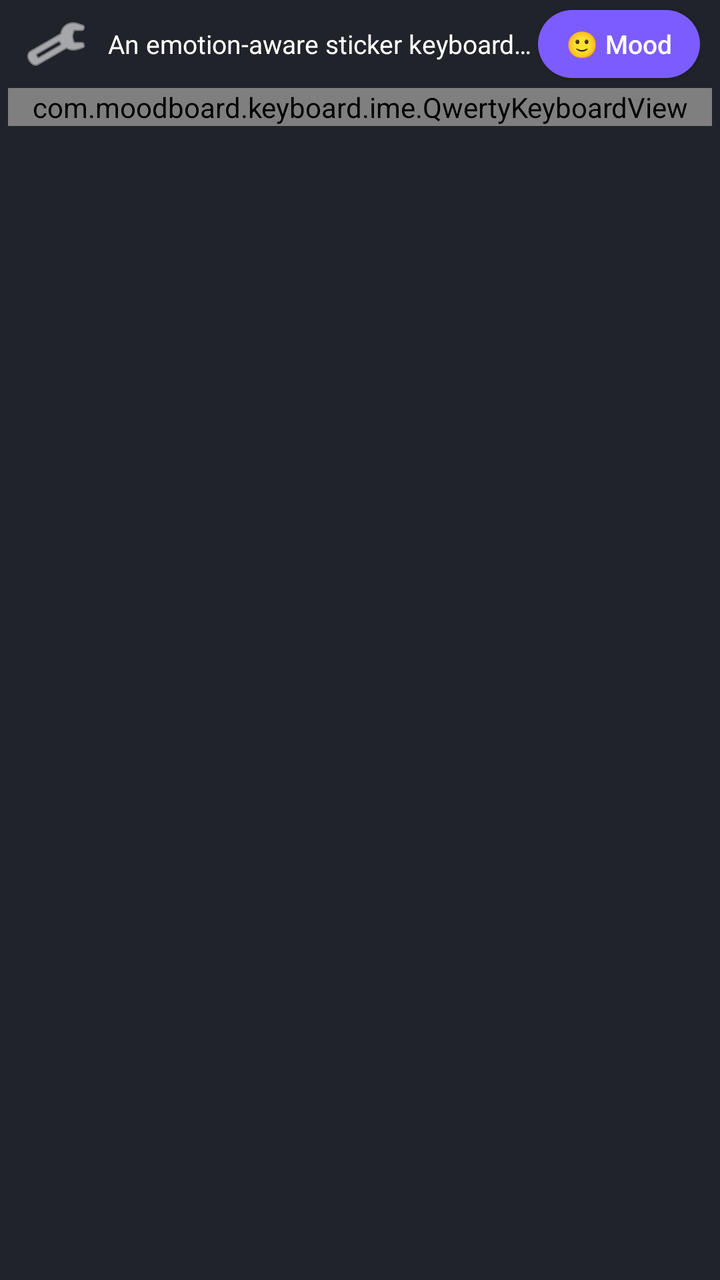
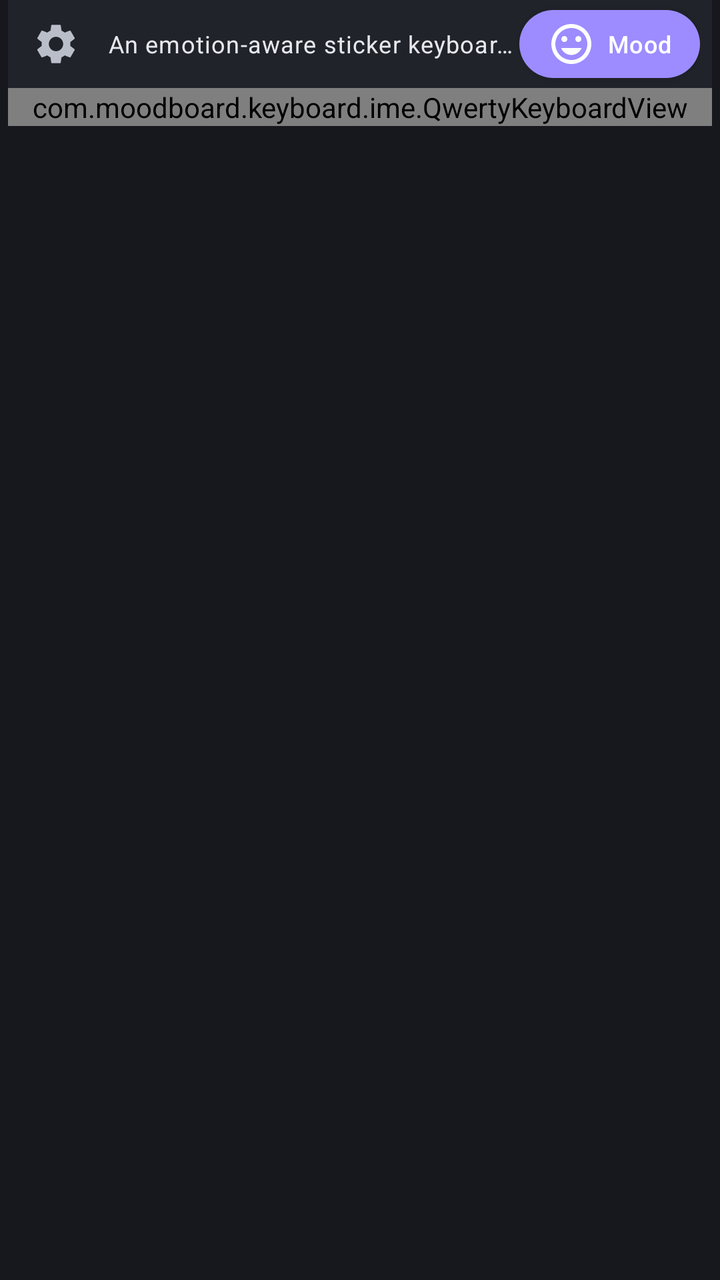

Before-and-after screenshots of an Android layout around one commit, followed by the original layout XML and the change that was made.
<!-- AndroidManifest.xml: application theme Theme.MoodBoard -->
<!-- res/layout/keyboard_view.xml -->
<?xml version="1.0" encoding="utf-8"?>
<LinearLayout xmlns:android="http://schemas.android.com/apk/res/android"
    android:id="@+id/keyboardRoot"
    android:layout_width="match_parent"
    android:layout_height="wrap_content"
    android:orientation="vertical"
    android:background="@color/kb_background"
    android:paddingStart="4dp"
    android:paddingEnd="4dp"
    android:paddingBottom="6dp">

    <LinearLayout
        android:layout_width="match_parent"
        android:layout_height="44dp"
        android:orientation="horizontal"
        android:gravity="center_vertical"
        android:background="@color/kb_toolbar"
        android:paddingStart="6dp"
        android:paddingEnd="6dp">

        <ImageButton
            android:id="@+id/btnSettings"
            android:layout_width="36dp"
            android:layout_height="36dp"
            android:background="?android:attr/selectableItemBackgroundBorderless"
            android:contentDescription="@string/cd_settings"
            android:src="@android:drawable/ic_menu_manage"
            android:tint="@color/kb_text" />

        <ImageButton
            android:id="@+id/btnBackToKeys"
            android:layout_width="36dp"
            android:layout_height="36dp"
            android:visibility="gone"
            android:background="?android:attr/selectableItemBackgroundBorderless"
            android:contentDescription="@string/cd_abc"
            android:src="@android:drawable/ic_menu_revert"
            android:tint="@color/kb_text" />

        <TextView
            android:id="@+id/statusText"
            android:layout_width="0dp"
            android:layout_height="wrap_content"
            android:layout_weight="1"
            android:layout_marginStart="8dp"
            android:textColor="@color/kb_text"
            android:textSize="13sp"
            android:maxLines="1"
            android:ellipsize="end"
            android:text="@string/setup_intro" />

        <Button
            android:id="@+id/btnMood"
            android:layout_width="wrap_content"
            android:layout_height="34dp"
            android:minWidth="0dp"
            android:paddingStart="14dp"
            android:paddingEnd="14dp"
            android:background="@drawable/mood_btn_bg"
            android:textColor="@color/white"
            android:textAllCaps="false"
            android:textSize="13sp"
            android:contentDescription="@string/cd_mood"
            android:text="🙂 Mood" />
    </LinearLayout>

    <FrameLayout
        android:id="@+id/contentContainer"
        android:layout_width="match_parent"
        android:layout_height="wrap_content">

        <com.moodboard.keyboard.ime.QwertyKeyboardView
            android:id="@+id/qwerty"
            android:layout_width="match_parent"
            android:layout_height="wrap_content" />

        <androidx.recyclerview.widget.RecyclerView
            android:id="@+id/stickerGrid"
            android:layout_width="match_parent"
            android:layout_height="220dp"
            android:visibility="gone"
            android:clipToPadding="false"
            android:padding="4dp" />

        <FrameLayout
            android:id="@+id/cameraContainer"
            android:layout_width="match_parent"
            android:layout_height="220dp"
            android:visibility="gone">

            <androidx.camera.view.PreviewView
                android:id="@+id/cameraPreview"
                android:layout_width="match_parent"
                android:layout_height="match_parent" />

            <TextView
                android:id="@+id/calibrationNudge"
                android:layout_width="match_parent"
                android:layout_height="wrap_content"
                android:layout_gravity="top"
                android:background="#99000000"
                android:padding="6dp"
                android:textColor="@color/white"
                android:textSize="11sp"
                android:gravity="center"
                android:visibility="gone"
                android:text="@string/calibrate_nudge" />

            <LinearLayout
                android:layout_width="match_parent"
                android:layout_height="wrap_content"
                android:layout_gravity="bottom"
                android:orientation="vertical"
                android:background="#99000000"
                android:padding="8dp">

                <TextView
                    android:id="@+id/cameraHint"
                    android:layout_width="match_parent"
                    android:layout_height="wrap_content"
                    android:gravity="center_horizontal"
                    android:textColor="@color/white"
                    android:textSize="13sp"
                    android:text="@string/scanning" />

                <TextView
                    android:id="@+id/cameraWhyText"
                    android:layout_width="match_parent"
                    android:layout_height="wrap_content"
                    android:layout_marginTop="2dp"
                    android:gravity="center_horizontal"
                    android:textColor="#FFB9BEC9"
                    android:textSize="11sp"
                    android:maxLines="1"
                    android:ellipsize="end" />
            </LinearLayout>
        </FrameLayout>

        <ProgressBar
            android:id="@+id/progress"
            android:layout_width="40dp"
            android:layout_height="40dp"
            android:layout_gravity="center"
            android:visibility="gone" />
    </FrameLayout>
</LinearLayout>
<!-- resources referenced by this layout -->
<resources>
  <color name="kb_background">#FF20232A</color>
  <color name="kb_text">#FFFFFFFF</color>
  <color name="kb_toolbar">#FF20232A</color>
  <style name="Theme.MoodBoard" parent="Theme.Material3.DayNight.NoActionBar">
          <item name="colorPrimary">@color/kb_accent</item>
      </style>
  <color name="kb_accent">#FF7C5CFF</color>
  <!-- unchanged entries left out for length: 8 -->
</resources>

<!-- the commit's change to res/layout/keyboard_view.xml (unified diff, before → after) -->
@@ -24,8 +24,8 @@
             android:layout_height="36dp"
             android:background="?android:attr/selectableItemBackgroundBorderless"
             android:contentDescription="@string/cd_settings"
-            android:src="@android:drawable/ic_menu_manage"
-            android:tint="@color/kb_text" />
+            android:src="@drawable/ic_settings"
+            android:tint="?attr/colorControlNormal" />
 
         <ImageButton
             android:id="@+id/btnBackToKeys"
@@ -34,8 +34,8 @@
             android:visibility="gone"
             android:background="?android:attr/selectableItemBackgroundBorderless"
             android:contentDescription="@string/cd_abc"
-            android:src="@android:drawable/ic_menu_revert"
-            android:tint="@color/kb_text" />
+            android:src="@drawable/ic_keyboard"
+            android:tint="?attr/colorControlNormal" />
 
         <TextView
             android:id="@+id/statusText"
@@ -44,7 +44,7 @@
             android:layout_weight="1"
             android:layout_marginStart="8dp"
             android:textColor="@color/kb_text"
-            android:textSize="13sp"
+            android:textAppearance="?attr/textAppearanceBodySmall"
             android:maxLines="1"
             android:ellipsize="end"
             android:text="@string/setup_intro" />
@@ -59,9 +59,12 @@
             android:background="@drawable/mood_btn_bg"
             android:textColor="@color/white"
             android:textAllCaps="false"
-            android:textSize="13sp"
+            android:textAppearance="?attr/textAppearanceLabelMedium"
+            android:drawableStart="@drawable/ic_mood"
+            android:drawableTint="@color/white"
+            android:drawablePadding="6dp"
             android:contentDescription="@string/cd_mood"
-            android:text="🙂 Mood" />
+            android:text="@string/btn_mood_label" />
     </LinearLayout>
 
     <FrameLayout
@@ -101,7 +104,7 @@
                 android:background="#99000000"
                 android:padding="6dp"
                 android:textColor="@color/white"
-                android:textSize="11sp"
+                android:textAppearance="?attr/textAppearanceLabelSmall"
                 android:gravity="center"
                 android:visibility="gone"
                 android:text="@string/calibrate_nudge" />
@@ -120,7 +123,7 @@
                     android:layout_height="wrap_content"
                     android:gravity="center_horizontal"
                     android:textColor="@color/white"
-                    android:textSize="13sp"
+                    android:textAppearance="?attr/textAppearanceBodyMedium"
                     android:text="@string/scanning" />
 
                 <TextView
@@ -129,8 +132,8 @@
                     android:layout_height="wrap_content"
                     android:layout_marginTop="2dp"
                     android:gravity="center_horizontal"
-                    android:textColor="#FFB9BEC9"
-                    android:textSize="11sp"
+                    android:textColor="@color/kb_text_muted"
+                    android:textAppearance="?attr/textAppearanceBodySmall"
                     android:maxLines="1"
                     android:ellipsize="end" />
             </LinearLayout>
@@ -142,5 +145,22 @@
             android:layout_height="40dp"
             android:layout_gravity="center"
             android:visibility="gone" />
+
+        
+        <TextView
+            android:id="@+id/attributionText"
+            android:layout_width="wrap_content"
+            android:layout_height="wrap_content"
+            android:layout_gravity="bottom|end"
+            android:layout_marginEnd="6dp"
+            android:layout_marginBottom="4dp"
+            android:background="@drawable/card_bg"
+            android:paddingStart="6dp"
+            android:paddingEnd="6dp"
+            android:paddingTop="2dp"
+            android:paddingBottom="2dp"
+            android:textColor="@color/kb_text_muted"
+            android:textAppearance="?attr/textAppearanceLabelSmall"
+            android:visibility="gone" />
     </FrameLayout>
 </LinearLayout>
<!-- resource entries referenced after the edit -->
@@ -1,12 +1,90 @@
 <!-- resources referenced by this layout -->
 <resources>
-  <color name="kb_background">#FF20232A</color>
-  <color name="kb_text">#FFFFFFFF</color>
-  <color name="kb_toolbar">#FF20232A</color>
+  <color name="kb_background">@color/md_surface</color>
+  <color name="kb_text">@color/md_on_surface</color>
+  <color name="kb_text_muted">@color/md_on_surface_variant</color>
+  <color name="kb_toolbar">@color/md_surface_container</color>
+  <!-- drawable card_bg (drawable) -->
+  <shape xmlns:android="http://schemas.android.com/apk/res/android" android:shape="rectangle">
+      <solid android:color="@color/md_surface_variant"/><corners android:radius="12dp"/>
+  </shape>
+  <!-- drawable ic_keyboard (drawable) -->
+  <vector xmlns:android="http://schemas.android.com/apk/res/android"
+      android:width="24dp"
+      android:height="24dp"
+      android:viewportWidth="24"
+      android:viewportHeight="24"
+      android:tint="?attr/colorControlNormal">
+      <path
+          android:fillColor="@android:color/white"
+          android:pathData="M20,5H4C2.9,5 2.01,5.9 2.01,7L2,17c0,1.1 0.9,2 2,2h16c1.1,0 2,-0.9 2,-2V7C22,5.9 21.1,5 20,5zM11,8h2v2h-2V8zM11,11h2v2h-2v-2zM8,8h2v2H8V8zM8,11h2v2H8v-2zM5,8h2v2H5V8zM5,11h2v2H5v-2zM6,15h12v2H6V15zM14,8h2v2h-2V8zM14,11h2v2h-2v-2zM17,8h2v2h-2V8zM17,11h2v2h-2v-2z"/>
+  </vector>
+  <!-- drawable ic_mood (drawable) -->
+  <vector xmlns:android="http://schemas.android.com/apk/res/android"
+      android:width="24dp"
+      android:height="24dp"
+      android:viewportWidth="24"
+      android:viewportHeight="24"
+      android:tint="?attr/colorControlNormal">
+      <path
+          android:fillColor="@android:color/white"
+          android:pathData="M12,2C6.48,2 2,6.48 2,12s4.48,10 10,10 10,-4.48 10,-10S17.52,2 12,2zM12,20c-4.41,0 -8,-3.59 -8,-8s3.59,-8 8,-8 8,3.59 8,8 -3.59,8 -8,8zM8.5,11C9.33,11 10,10.33 10,9.5S9.33,8 8.5,8 7,8.67 7,9.5 7.67,11 8.5,11zM15.5,11c0.83,0 1.5,-0.67 1.5,-1.5S16.33,8 15.5,8 14,8.67 14,9.5 14.67,11 15.5,11zM12,17.5c2.33,0 4.31,-1.46 5.11,-3.5H6.89c0.8,2.04 2.78,3.5 5.11,3.5z"/>
+  </vector>
+  <!-- drawable ic_settings (drawable) -->
+  <vector xmlns:android="http://schemas.android.com/apk/res/android"
+      android:width="24dp"
+      android:height="24dp"
+      android:viewportWidth="24"
+      android:viewportHeight="24"
+      android:tint="?attr/colorControlNormal">
+      <path
+          android:fillColor="@android:color/white"
+          android:pathData="M19.14,12.94c0.04,-0.3 0.06,-0.61 0.06,-0.94c0,-0.32 -0.02,-0.64 -0.07,-0.94l2.03,-1.58c0.18,-0.14 0.23,-0.41 0.12,-0.61l-1.92,-3.32c-0.12,-0.22 -0.37,-0.29 -0.59,-0.22l-2.39,0.96c-0.5,-0.38 -1.03,-0.7 -1.62,-0.94L14.4,2.81c-0.04,-0.24 -0.24,-0.41 -0.48,-0.41h-3.84c-0.24,0 -0.43,0.17 -0.47,0.41L9.25,5.35C8.66,5.59 8.12,5.92 7.63,6.29L5.24,5.33c-0.22,-0.08 -0.47,0 -0.59,0.22L2.74,8.87C2.62,9.08 2.66,9.34 2.86,9.48l2.03,1.58C4.84,11.36 4.8,11.69 4.8,12s0.02,0.64 0.07,0.94l-2.03,1.58c-0.18,0.14 -0.23,0.41 -0.12,0.61l1.92,3.32c0.12,0.22 0.37,0.29 0.59,0.22l2.39,-0.96c0.5,0.38 1.03,0.7 1.62,0.94l0.36,2.54c0.05,0.24 0.24,0.41 0.48,0.41h3.84c0.24,0 0.44,-0.17 0.47,-0.41l0.36,-2.54c0.59,-0.24 1.13,-0.56 1.62,-0.94l2.39,0.96c0.22,0.08 0.47,0 0.59,-0.22l1.92,-3.32c0.12,-0.22 0.07,-0.47 -0.12,-0.61L19.14,12.94zM12,15.6c-1.98,0 -3.6,-1.62 -3.6,-3.6s1.62,-3.6 3.6,-3.6 3.6,1.62 3.6,3.6 -1.62,3.6 -3.6,3.6z"/>
+  </vector>
+  <string name="btn_mood_label">Mood</string>
   <style name="Theme.MoodBoard" parent="Theme.Material3.DayNight.NoActionBar">
-          <item name="colorPrimary">@color/kb_accent</item>
+          <item name="colorPrimary">@color/md_primary</item>
+          <item name="colorOnPrimary">@color/md_on_primary</item>
+          <item name="colorPrimaryContainer">@color/md_primary_container</item>
+          <item name="colorOnPrimaryContainer">@color/md_on_primary_container</item>
+          <item name="colorSecondary">@color/md_secondary</item>
+          <item name="colorOnSecondary">@color/md_on_secondary</item>
+          <item name="colorSurface">@color/md_surface</item>
+          <item name="colorOnSurface">@color/md_on_surface</item>
+          <item name="colorSurfaceVariant">@color/md_surface_variant</item>
+          <item name="colorOnSurfaceVariant">@color/md_on_surface_variant</item>
+          <item name="colorOutline">@color/md_outline</item>
+          <item name="colorOutlineVariant">@color/md_outline_variant</item>
+          <item name="colorError">@color/md_error</item>
+          <item name="colorOnError">@color/md_on_error</item>
+          <item name="android:colorBackground">@color/md_surface</item>
+          <item name="android:windowBackground">@color/md_surface</item>
+          <item name="colorControlNormal">@color/md_on_surface_variant</item>
+          <item name="shapeAppearanceSmallComponent">@style/ShapeAppearance.MoodBoard.Small</item>
+          <item name="shapeAppearanceMediumComponent">@style/ShapeAppearance.MoodBoard.Medium</item>
       </style>
-  <color name="kb_accent">#FF7C5CFF</color>
+  <color name="md_surface">#FF16181D</color>
+  <color name="md_on_surface">#FFE7E7EC</color>
+  <color name="md_on_surface_variant">#FFB9BEC9</color>
+  <color name="md_surface_container">#FF20232A</color>
+  <color name="md_surface_variant">#FF2B2F38</color>
+  <color name="kb_accent">@color/md_primary</color>
+  <color name="md_primary">#FF9C8CFF</color>
+  <color name="md_on_primary">#FF2B1F66</color>
+  <color name="md_primary_container">#FF483A99</color>
+  <color name="md_on_primary_container">#FFE4DEFF</color>
+  <color name="md_secondary">#FFC7C0DD</color>
+  <color name="md_on_secondary">#FF302B49</color>
+  <color name="md_outline">#FF8A909C</color>
+  <color name="md_outline_variant">#FF3A3F4B</color>
+  <color name="md_error">#FFFF6B6B</color>
+  <color name="md_on_error">#FF2B0A0A</color>
+  <style name="ShapeAppearance.MoodBoard.Small" parent="ShapeAppearance.Material3.SmallComponent">
+          <item name="cornerSize">8dp</item>
+      </style>
+  <style name="ShapeAppearance.MoodBoard.Medium" parent="ShapeAppearance.Material3.MediumComponent">
+          <item name="cornerSize">12dp</item>
+      </style>
   <!-- unchanged entries left out for length: 8 -->
 </resources>
 
